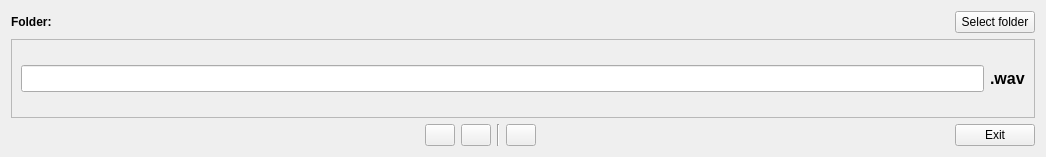
Qt form recordwords.ui (davidlamhauge/daspelling) before a commit.
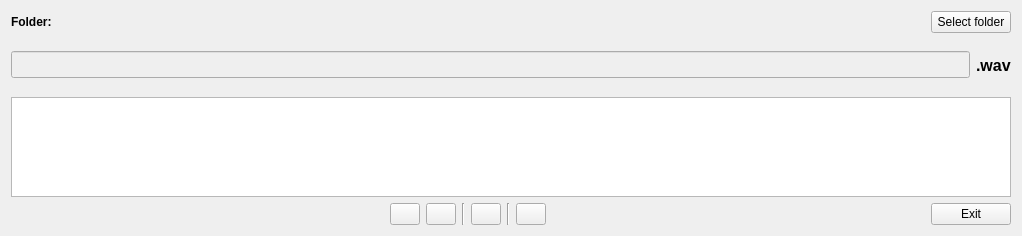
The same form after that commit. Icons and pictures are not drawn.

Commit message: waveform works fine

```diff
--- a/recordwords.ui
+++ b/recordwords.ui
@@ -6,8 +6,8 @@
    <rect>
     <x>0</x>
     <y>0</y>
-    <width>1046</width>
-    <height>157</height>
+    <width>1022</width>
+    <height>236</height>
    </rect>
   </property>
   <property name="maximumSize">
@@ -68,21 +68,16 @@
     </layout>
    </item>
    <item>
-    <widget class="QFrame" name="frameREcord">
-     <property name="frameShape">
-      <enum>QFrame::StyledPanel</enum>
-     </property>
-     <property name="frameShadow">
-      <enum>QFrame::Raised</enum>
-     </property>
-     <layout class="QVBoxLayout" name="verticalLayout_2">
-      <item>
        <layout class="QHBoxLayout" name="horizontalLayout">
         <item>
          <widget class="QLineEdit" name="leWordPrefix">
+       <property name="enabled">
+        <bool>false</bool>
+       </property>
           <property name="font">
            <font>
             <pointsize>12</pointsize>
+         <weight>75</weight>
             <bold>true</bold>
            </font>
           </property>
@@ -99,6 +94,7 @@
           <property name="font">
            <font>
             <pointsize>12</pointsize>
+         <weight>75</weight>
             <bold>true</bold>
            </font>
           </property>
@@ -109,7 +105,29 @@
         </item>
        </layout>
       </item>
-     </layout>
+   <item>
+    <widget class="QGraphicsView" name="gvWave">
+     <property name="minimumSize">
+      <size>
+       <width>1000</width>
+       <height>100</height>
+      </size>
+     </property>
+     <property name="maximumSize">
+      <size>
+       <width>1000</width>
+       <height>100</height>
+      </size>
+     </property>
+     <property name="mouseTracking">
+      <bool>true</bool>
+     </property>
+     <property name="verticalScrollBarPolicy">
+      <enum>Qt::ScrollBarAlwaysOff</enum>
+     </property>
+     <property name="horizontalScrollBarPolicy">
+      <enum>Qt::ScrollBarAlwaysOff</enum>
+     </property>
     </widget>
    </item>
    <item>
@@ -191,6 +209,30 @@
        </property>
       </widget>
      </item>
+     <item>
+      <widget class="Line" name="line_2">
+       <property name="orientation">
+        <enum>Qt::Vertical</enum>
+       </property>
+      </widget>
+     </item>
+     <item>
+      <widget class="QPushButton" name="btnSaveSelection">
+       <property name="maximumSize">
+        <size>
+         <width>30</width>
+         <height>30</height>
+        </size>
+       </property>
+       <property name="text">
+        <string/>
+       </property>
+       <property name="icon">
+        <iconset resource="icons.qrc">
+         <normaloff>:/icons/save.png</normaloff>:/icons/save.png</iconset>
+       </property>
+      </widget>
+     </item>
      <item>
       <spacer name="horizontalSpacer_4">
        <property name="orientation">
```
Left out of the diff: 4 changed lines with no effect on the pictures. Lines whose indentation alone changed are shown as unchanged. The commit also changes 2 other files.
